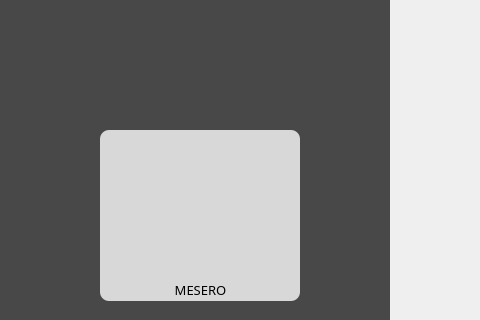
Old version of the form mainwindow.ui in the repository DanielPerMon/proyectoSaboreno; both pictures show x 0 to 480 and y 0 to 320 of the 850 by 800 pixel window.
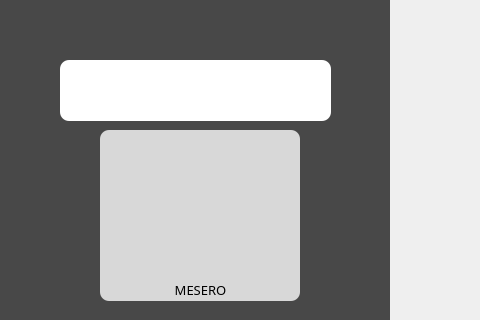
New version of the form. Icons and pictures are not drawn.

The edit to the form file:
```diff
--- a/mainwindow.ui
+++ b/mainwindow.ui
@@ -973,6 +973,36 @@
         </size>
        </property>
       </widget>
+      <widget class="QLabel" name="label_18">
+       <property name="geometry">
+        <rect>
+         <x>60</x>
+         <y>80</y>
+         <width>271</width>
+         <height>61</height>
+        </rect>
+       </property>
+       <property name="font">
+        <font>
+         <family>Calisto MT</family>
+         <pointsize>18</pointsize>
+         <weight>75</weight>
+         <bold>true</bold>
+        </font>
+       </property>
+       <property name="styleSheet">
+        <string notr="true">color: rgb(0, 0, 0);
+border-image: none;
+background-color: white;
+border-radius: 9px;</string>
+       </property>
+       <property name="text">
+        <string/>
+       </property>
+       <property name="alignment">
+        <set>Qt::AlignCenter</set>
+       </property>
+      </widget>
       <zorder>Mingresar_pushButton</zorder>
       <zorder>mesero_nip_lineEdit</zorder>
       <zorder>label_11</zorder>
```
Left out of the diff: 6 changed lines with no effect on the pictures.
